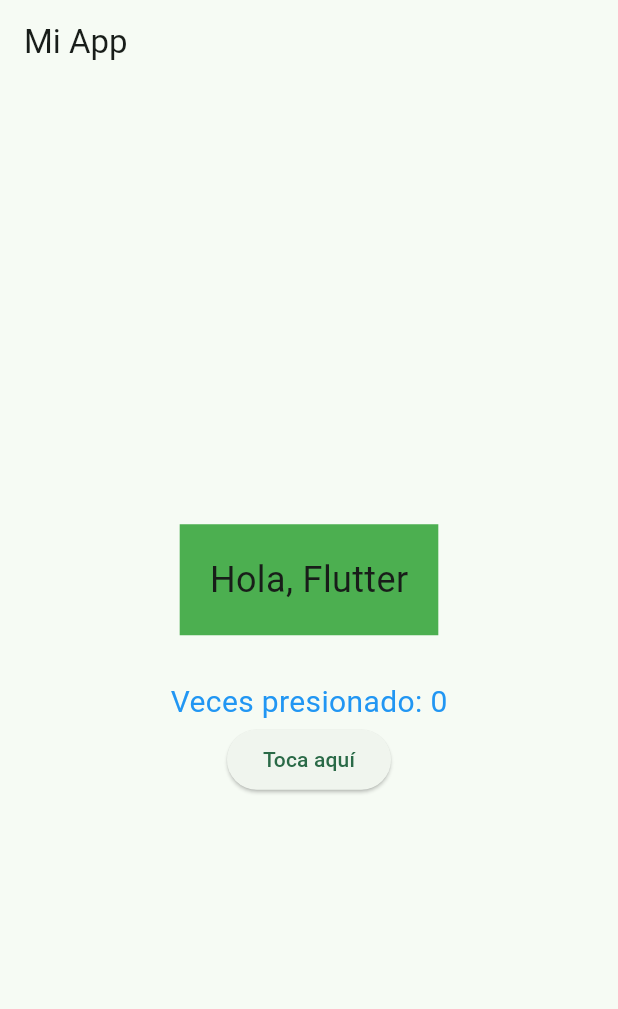
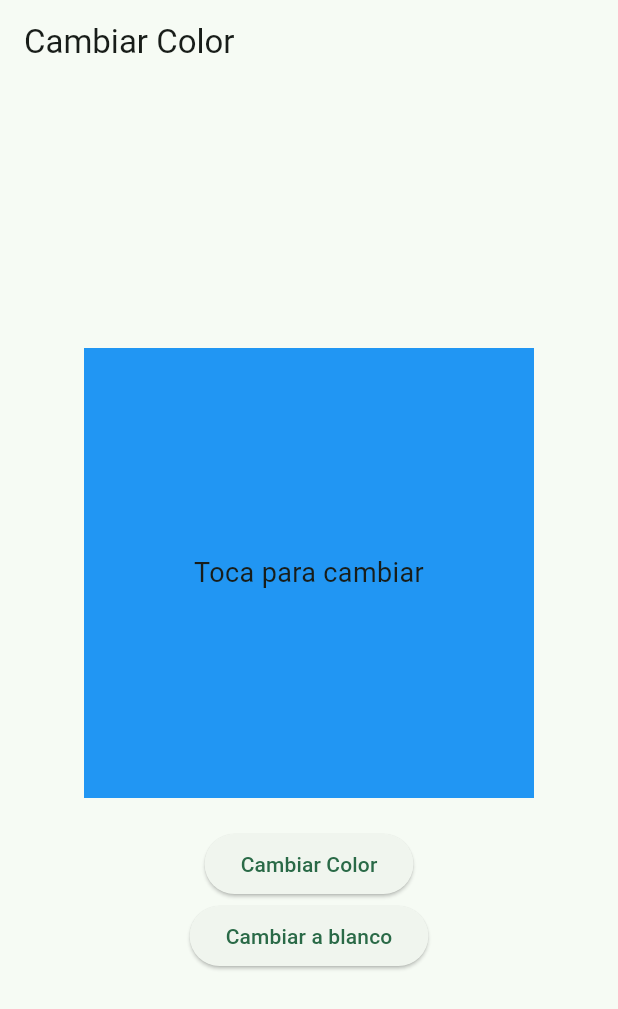
Before and after one commit to danusitacm/dcristaldo-flutter01, a Flutter app: the screen it shows after launch, on a phone screen of 412 x 824 dp. Shown: the top 1009 px of the screen. Run offline on Flutter 3.47's test engine with Material 3 defaults, Android fonts, the phone set to English and light mode, and no system bars.

Commit message:
Prompt 3: Agrega una pantalla
- Agrega una pantalla que permita cambiar el color de un container.
- Agrega un botón que permita cambiar el color de un container a blanco.

```diff
--- a/lib/main.dart
+++ b/lib/main.dart
@@ -1,6 +1,7 @@
 import 'package:dcristaldo/views/login_screen.dart';
 import 'package:flutter/material.dart';
 import 'package:dcristaldo/views/mi_screen.dart';
+import 'package:dcristaldo/views/color_change_screen.dart';
 
 void main() {
   runApp(const MyApp());
@@ -19,7 +20,8 @@ class MyApp extends StatelessWidget {
         ),
       ),
       //home: const MyHomePage(title: 'Flutter Demo Daniela Home Page'),
-      home: const MiScreen(),
+      //home: const MiScreen(),
+      home: const ColorChangeScreen(),
     );
   }
 }
--- /dev/null
+++ b/lib/views/color_change_screen.dart
@@ -0,0 +1,67 @@
+import 'package:flutter/material.dart';
+
+class ColorChangeScreen extends StatefulWidget {
+  const ColorChangeScreen({super.key});
+
+  @override
+  State<ColorChangeScreen> createState() => _ColorChangeScreenState();
+}
+
+class _ColorChangeScreenState extends State<ColorChangeScreen> {
+  final List<Color> _colorsContainer = [
+    Colors.blue,
+    Colors.red,
+    Colors.green,
+    Colors.white,
+  ];
+  int _currentColorIndex = 0;
+  var _colorText;
+  void _changeColor() {
+    setState(() {
+      _currentColorIndex =
+          (_currentColorIndex + 1) % (_colorsContainer.length - 1);
+      _colorText = Colors.white;
+    });
+  }
+
+  void _changeToWhite() {
+    setState(() {
+      _currentColorIndex = (3) % _colorsContainer.length;
+      _colorText = Colors.black;
+    });
+  }
+
+  @override
+  Widget build(BuildContext context) {
+    return Scaffold(
+      appBar: AppBar(title: const Text('Cambiar Color')),
+      body: Center(
+        child: Column(
+          mainAxisAlignment: MainAxisAlignment.center,
+          children: [
+            Container(
+              width: 300,
+              height: 300,
+              color: _colorsContainer[_currentColorIndex],
+              alignment: Alignment.center,
+              child: Text(
+                'Toca para cambiar',
+                style: TextStyle(fontSize: 18, color: _colorText),
+                textAlign: TextAlign.center,
+              ),
+            ),
+            const SizedBox(height: 20),
+            ElevatedButton(
+              onPressed: _changeColor,
+              child: const Text('Cambiar Color'),
+            ),
+            ElevatedButton(
+              onPressed: _changeToWhite,
+              child: const Text('Cambiar a blanco'),
+            ),
+          ],
+        ),
+      ),
+    );
+  }
+}
```
